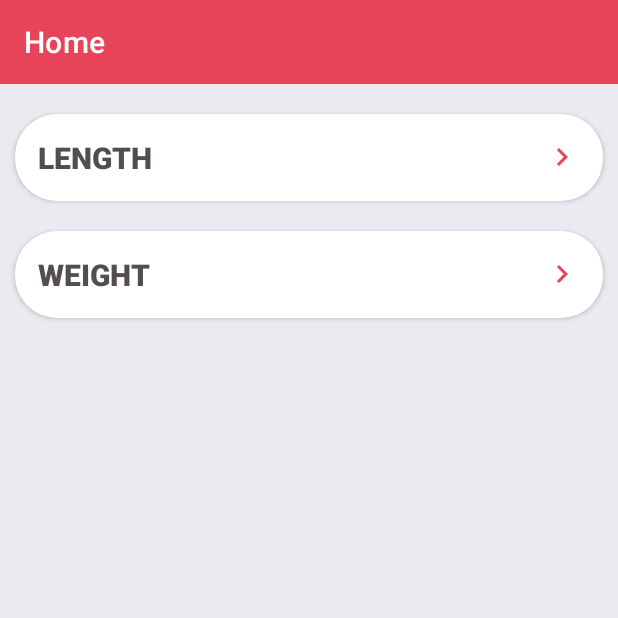
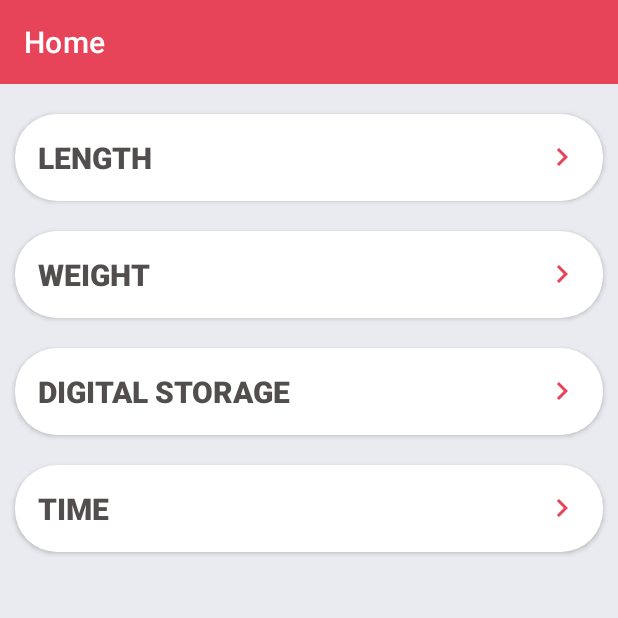
Before and after one commit to mohakdev/Unit-Converter, an Android app: the screen it shows after launch (MainActivity), on a phone screen of 412 x 824 dp, the top half of it. Run offline under Robolectric (Android 15) with nearby library versions, the phone set to English and light mode, and no system bars.

```diff
--- a/app/src/main/java/com/antares_studio/unitconverter/MainActivity.java
+++ b/app/src/main/java/com/antares_studio/unitconverter/MainActivity.java
@@ -22,4 +22,10 @@ public class MainActivity extends AppCompatActivity {
         Intent intent = new Intent(this, WeightActivity.class);
         startActivity(intent);
     }
+
+    public void openTimePage(View view) {
+    }
+
+    public void openDigitalPage(View view) {
+    }
 }
--- a/app/src/main/res/layout/activity_main.xml
+++ b/app/src/main/res/layout/activity_main.xml
@@ -1,7 +1,7 @@
 <?xml version="1.0" encoding="utf-8"?>
 <androidx.constraintlayout.widget.ConstraintLayout xmlns:android="http://schemas.android.com/apk/res/android"
+    xmlns:app="http://schemas.android.com/apk/res-auto"
     xmlns:tools="http://schemas.android.com/tools"
-    xmlns:app="http://schemas.android.com/apk/res-auto"
     android:layout_width="match_parent"
     android:layout_height="match_parent"
     android:background="@color/Bgcolor">
@@ -42,6 +42,7 @@
         android:background="@drawable/menu_button"
         android:drawableRight="@drawable/ic_arrow_right"
         android:elevation="10dp"
+        android:onClick="openLengthPage"
         android:padding="15dp"
         android:text="Length"
         android:textAlignment="textStart"
@@ -50,16 +51,19 @@
         android:textStyle="bold"
         app:layout_constraintEnd_toEndOf="parent"
         app:layout_constraintStart_toStartOf="parent"
-        app:layout_constraintTop_toBottomOf="@+id/coordinatorLayout"
-        android:onClick="openLengthPage"/>
+        app:layout_constraintTop_toBottomOf="@+id/coordinatorLayout" />
 
     <android.widget.Button
         android:id="@+id/Weight_btn"
         android:layout_width="match_parent"
         android:layout_height="wrap_content"
+        android:layout_marginStart="10dp"
+        android:layout_marginTop="20dp"
+        android:layout_marginEnd="10dp"
         android:background="@drawable/menu_button"
         android:drawableRight="@drawable/ic_arrow_right"
         android:elevation="10dp"
+        android:onClick="openWeightPage"
         android:padding="15dp"
         android:text="Weight"
         android:textAlignment="textStart"
@@ -68,10 +72,44 @@
         android:textStyle="bold"
         app:layout_constraintEnd_toEndOf="parent"
         app:layout_constraintStart_toStartOf="parent"
-        app:layout_constraintTop_toBottomOf="@+id/length_btn"
+        app:layout_constraintTop_toBottomOf="@+id/length_btn" />
+
+    <android.widget.Button
+        android:id="@+id/digitalStorage_btn"
+        android:layout_width="match_parent"
+        android:layout_height="wrap_content"
         android:layout_marginStart="10dp"
         android:layout_marginTop="20dp"
         android:layout_marginEnd="10dp"
-        android:onClick="openWeightPage"/>
+        android:background="@drawable/menu_button"
+        android:drawableRight="@drawable/ic_arrow_right"
+        android:elevation="10dp"
+        android:onClick="openDigitalPage"
+        android:padding="15dp"
+        android:text="Digital Storage"
+        android:textAlignment="textStart"
+        android:textColor="@color/txt_black"
+        android:textSize="20sp"
+        android:textStyle="bold"
+        app:layout_constraintTop_toBottomOf="@+id/Weight_btn" />
+
+    <android.widget.Button
+        android:id="@+id/time_btn"
+        android:layout_width="match_parent"
+        android:layout_height="wrap_content"
+        android:layout_marginStart="10dp"
+        android:layout_marginTop="20dp"
+        android:layout_marginEnd="10dp"
+        android:background="@drawable/menu_button"
+        android:drawableRight="@drawable/ic_arrow_right"
+        android:elevation="10dp"
+        android:onClick="openTimePage"
+        android:padding="15dp"
+        android:text="Time"
+        android:textAlignment="textStart"
+        android:textColor="@color/txt_black"
+        android:textSize="20sp"
+        android:textStyle="bold"
+        app:layout_constraintTop_toBottomOf="@+id/digitalStorage_btn" />
 
 </androidx.constraintlayout.widget.ConstraintLayout>
```
Also changed, not shown: app/src/main/java/com/antares_studio/unitconverter/Calculate.java (added, +18 -0 lines), app/src/main/java/com/antares_studio/unitconverter/Length.java (+141 -2 lines), app/src/main/res/layout/activity_length.xml (+80 -12 lines).
